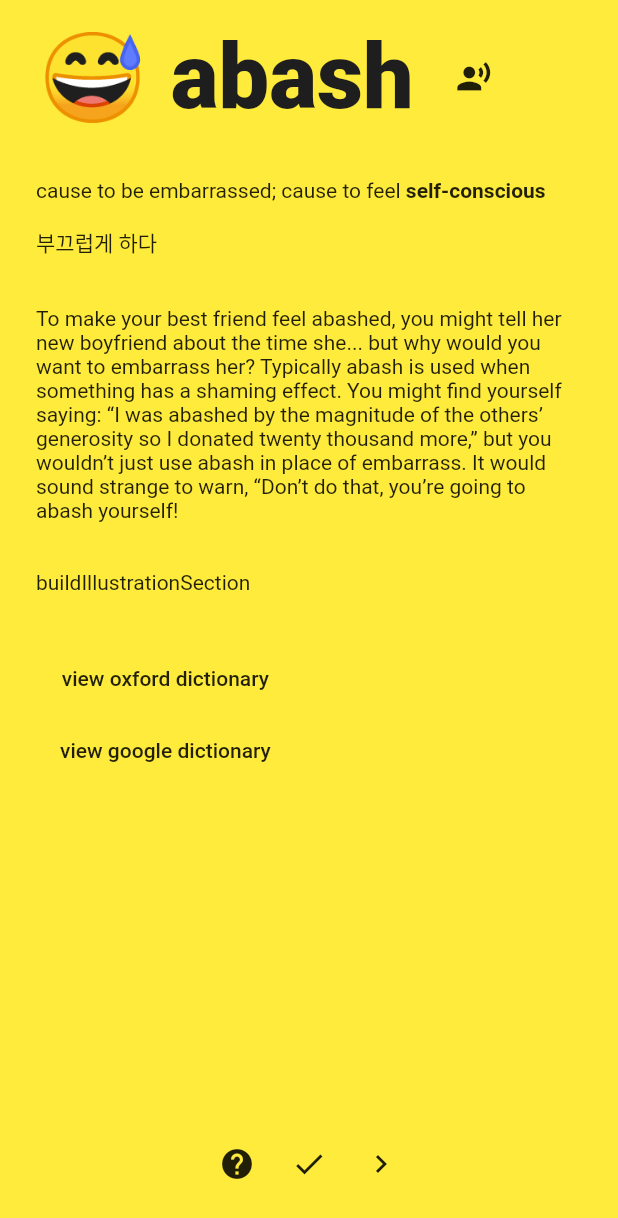
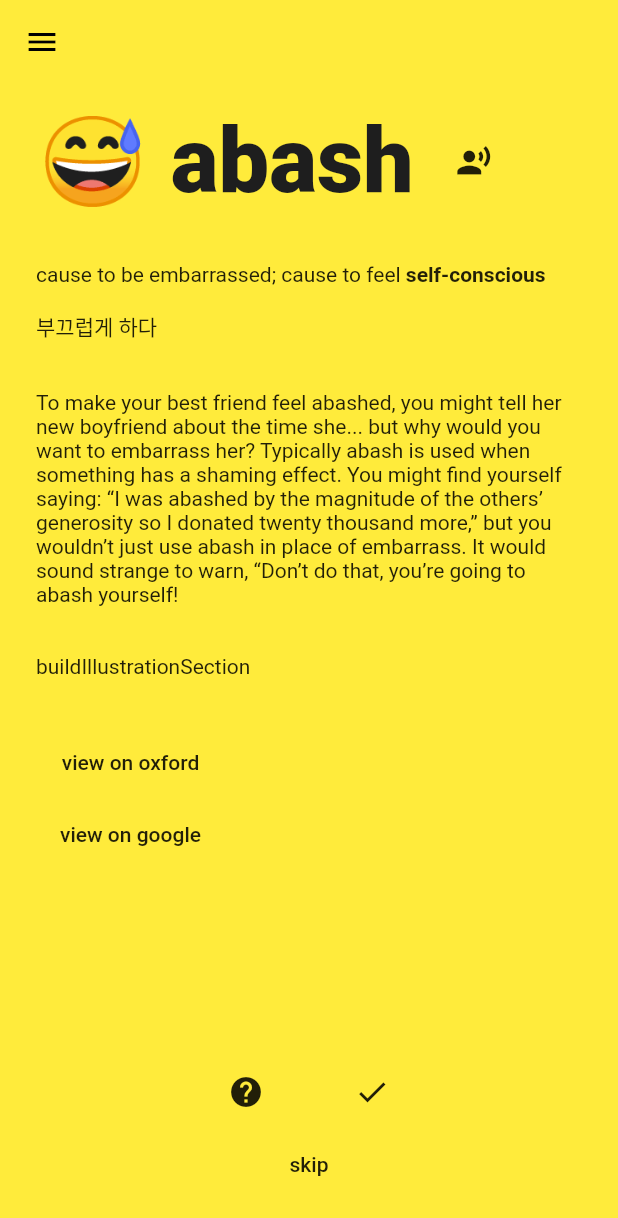
Before and after one commit to softmarshmallow/robbin, a Flutter app: the screen it shows after launch, after a tap on the "help" icon, on a phone screen of 412 x 824 dp. Shown: the top 1218 px of the screen. Run offline on Flutter 3.47's test engine with Material 2 defaults, Android fonts, the light colour scheme and no system bars; our stand-ins replace firebase_auth; accounts and stored records are empty; network calls fail.

Commit message:
🤓😎mimic changes

```diff
--- a/app/lib/screens/word_screen.dart
+++ b/app/lib/screens/word_screen.dart
@@ -20,6 +20,10 @@ class _WordScreenState extends State<WordScreen> {
   @override
   Widget build(BuildContext context) {
     return Scaffold(
+      appBar: AppBar(
+        backgroundColor: Colors.transparent,
+        elevation: 0,
+      ),
       body: Stack(
         fit: StackFit.expand,
         children: [
@@ -143,36 +147,43 @@ class _WordScreenState extends State<WordScreen> {
             onPressed: () {
               openUrl(ExternalDefinitionUtils.buildOxfordDefinition(token));
             },
-            child: Text("view oxford dictionary")),
+            child: Text("view on oxford")),
         FlatButton(
             onPressed: () {
               openUrl(ExternalDefinitionUtils.buildGoogleDefinition(token));
             },
-            child: Text("view google dictionary"))
+            child: Text("view on google"))
       ],
     );
   }
 
   Widget buildActionSection() {
     return Positioned(
-      child: Row(
+      child: Column(
+        children: [
+          Row(
             mainAxisAlignment: MainAxisAlignment.center,
             children: [
               IconButton(
                   icon: Icon(Icons.help),
                   onPressed: () {
-                markAsUnknown();
+                    showHint();
                   }),
+              SizedBox(
+                width: 36,
+              ),
               IconButton(
                   icon: Icon(Icons.check),
                   onPressed: () {
                     markAsKnown();
                   }),
-          IconButton(
-              icon: Icon(Icons.navigate_next),
+            ],
+          ),
+          FlatButton(
               onPressed: () {
-                skipToNext();
-              }),
+                skip();
+              },
+              child: Text("skip"))
         ],
       ),
       bottom: 24,
@@ -182,11 +193,19 @@ class _WordScreenState extends State<WordScreen> {
   }
 
   // region actions
-  markAsKnown() {}
+  markAsKnown() {
+    loadNext();
+  }
 
-  markAsUnknown() {}
+  showHint() {
+    // todo -> show hint in images, then in 초성 then in, native language
+  }
 
-  skipToNext() {
+  skip() {
+    loadNext();
+  }
+
+  loadNext() {
     Navigator.of(context).pushReplacementNamed(WordScreen.routeName);
   }
 // endregion actions
--- a/app/lib/utils/routes/routing.dart
+++ b/app/lib/utils/routes/routing.dart
@@ -1,5 +1,6 @@
 import 'package:flutter/material.dart';
 import 'package:words/screens/splash/splash_screen.dart';
+import 'package:words/screens/talk_to_us/talk_to_us_screen.dart';
 import 'package:words/screens/word_screen.dart';
 
 class RouteSpecs {
@@ -11,5 +12,6 @@ Map<String, WidgetBuilder> buildRoutes(BuildContext context) {
   return {
     SplashScreen.routeName: (c) => SplashScreen(),
     WordScreen.routeName: (c) => WordScreen(),
+    TalkToUsScreen.routeName: (c) => TalkToUsScreen(),
   };
 }
--- a/app/lib/utils/themes/theme.dart
+++ b/app/lib/utils/themes/theme.dart
@@ -22,8 +22,10 @@ class ThemeDense {
 
 ThemeData buildTheme(BuildContext context) {
   return ThemeData(
-    primarySwatch: Colors.amber,
+    primarySwatch: Colors.yellow,
+    backgroundColor: Colors.yellow,
     scaffoldBackgroundColor: Colors.yellow,
+    canvasColor: Colors.yellow,
     visualDensity: VisualDensity.adaptivePlatformDensity,
     textTheme: TextTheme(
       headline1: TextStyle(
--- a/app/lib/widgets/drawers/main_drawer.dart
+++ b/app/lib/widgets/drawers/main_drawer.dart
@@ -1,20 +1,41 @@
 import 'package:flutter/material.dart';
+import 'package:words/screens/talk_to_us/talk_to_us_screen.dart';
 
-class MainDrawer extends StatelessWidget{
+class MainDrawer extends StatelessWidget {
   @override
   Widget build(BuildContext context) {
     return Drawer(
       child: SingleChildScrollView(
         child: Column(
+          crossAxisAlignment: CrossAxisAlignment.start,
           children: [
+            DrawerHeader(
+              child: Text(
+                "DAY 1",
+                style: Theme.of(context).textTheme.headline4,
+              ),
+            ),
             ListTile(
-              title: Text("menu 1"),
-              onTap: (){},
-            )
+              title: Text("books"),
+              onTap: () {},
+            ),
+            ListTile(
+              title: Text("payments"),
+              onTap: () {},
+            ),
+            ListTile(
+              title: Text("goals"),
+              onTap: () {},
+            ),
+            ListTile(
+              title: Text("talk to us"),
+              onTap: () {
+                Navigator.of(context).pushNamed(TalkToUsScreen.routeName);
+              },
+            ),
           ],
         ),
       ),
     );
   }
-
 }
```
Also changed, not shown: app/lib/screens/talk_to_us/talk_to_us_screen.dart (added, +18 -0 lines), 2 other files. Lines whose indentation alone changed are shown as unchanged.
